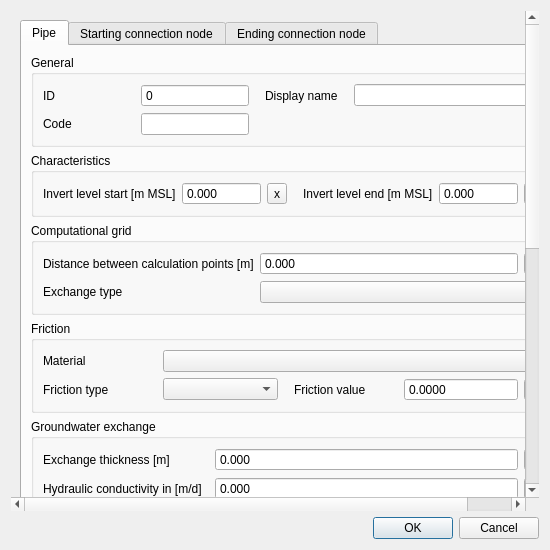
This is threedi_schematisation_editor/forms/ui/pipe.ui in nens/threedi-schematisation-editor as Qt 5 draws it before an edit. The edited form follows.
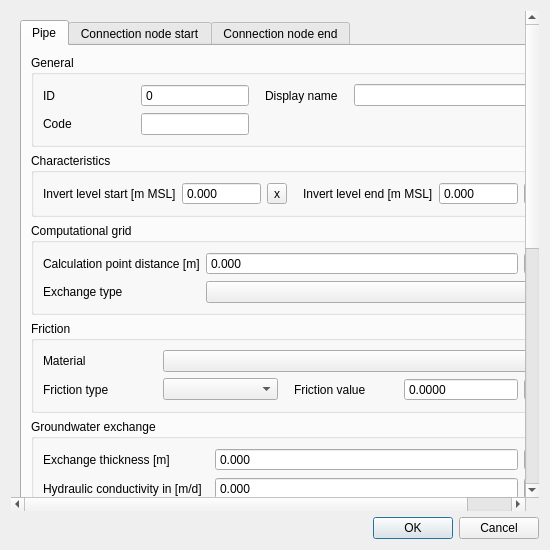
This is the edited form.

Patch:
```diff
--- a/threedi_schematisation_editor/forms/ui/pipe.ui
+++ b/threedi_schematisation_editor/forms/ui/pipe.ui
@@ -820,7 +820,7 @@
               <item row="0" column="0">
                <widget class="QLabel" name="label_57">
                 <property name="text">
-                 <string>Distance between calculation points [m]</string>
+                 <string>Calculation point distance [m]</string>
                 </property>
                 <property name="wordWrap">
                  <bool>false</bool>
@@ -1071,7 +1071,7 @@
          </widget>
          <widget class="QWidget" name="tab_manhole_1">
           <attribute name="title">
-           <string>Starting connection node</string>
+           <string>Connection node start</string>
           </attribute>
           <layout class="QGridLayout" name="gridLayout_19">
            <item row="2" column="0" colspan="2">
@@ -1687,7 +1687,7 @@
          </widget>
          <widget class="QWidget" name="tab_3">
           <attribute name="title">
-           <string>Ending connection node</string>
+           <string>Connection node end</string>
           </attribute>
           <layout class="QGridLayout" name="gridLayout_20">
            <item row="4" column="0" colspan="2">
```
